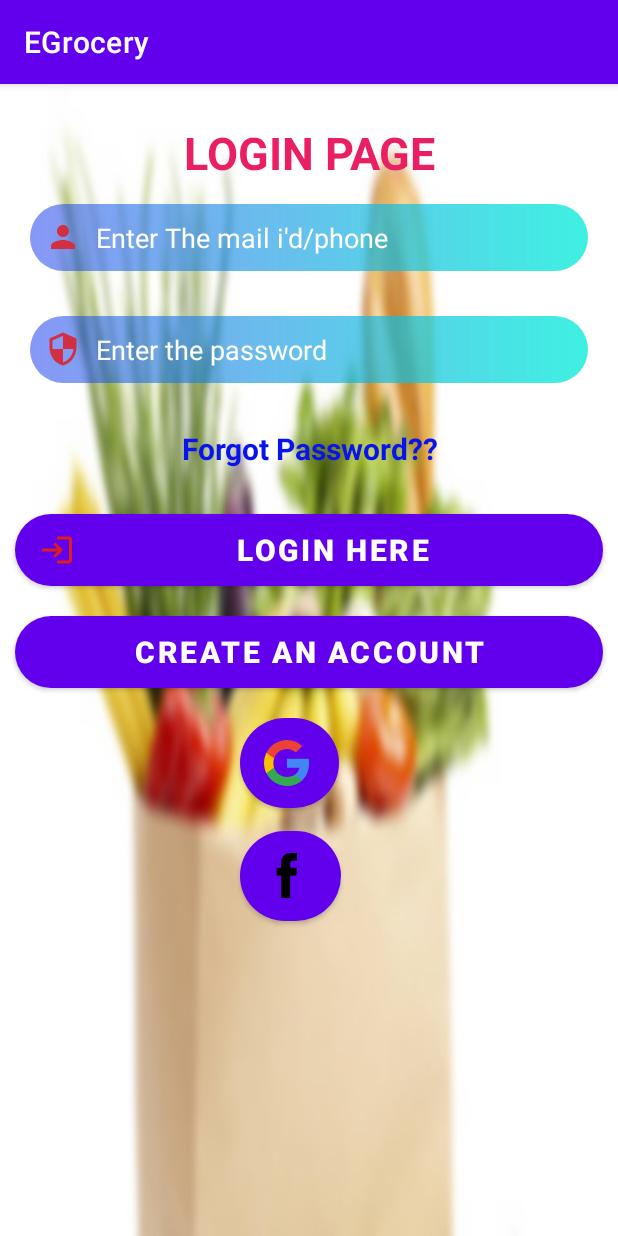
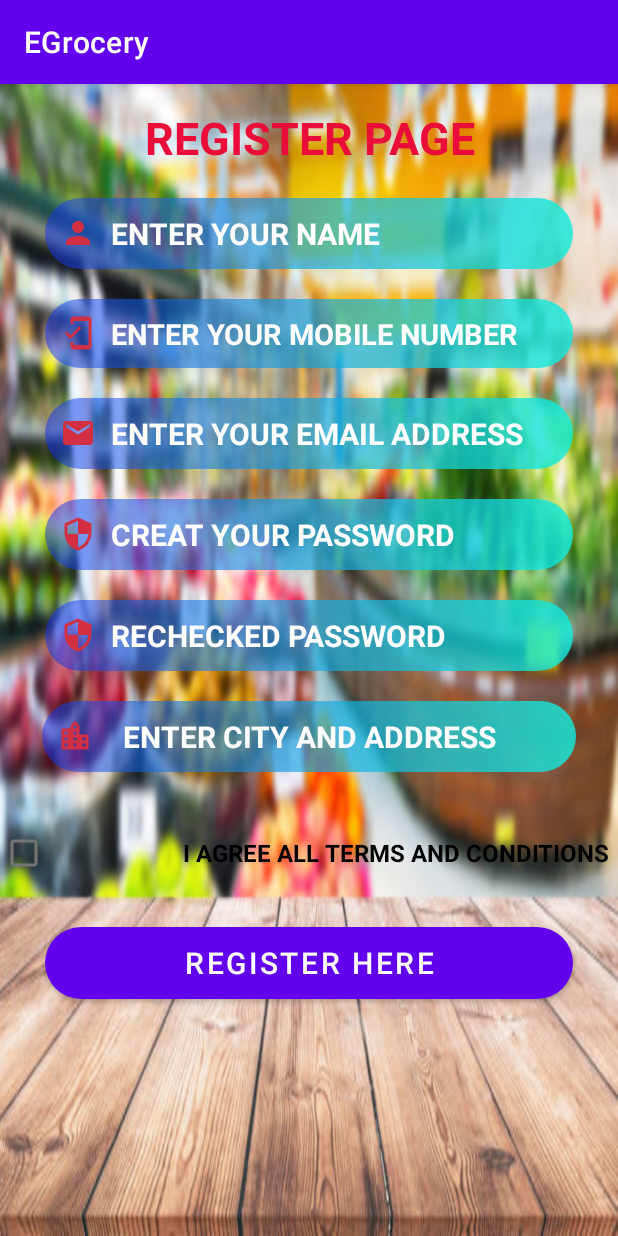
Before and after one commit to iamrk1811/Grocery, an Android app: the screen it shows after launch (MainActivity), on a phone screen of 412 x 824 dp. Run offline under Robolectric (Android 15) with nearby library versions, the phone set to English and light mode, and no system bars.

Commit message:
login and register page merged

```diff
--- a/app/src/main/java/in/csrk/egrocery/MainActivity.java
+++ b/app/src/main/java/in/csrk/egrocery/MainActivity.java
@@ -10,7 +10,7 @@ public class MainActivity extends AppCompatActivity {
     @Override
     protected void onCreate(Bundle savedInstanceState) {
         super.onCreate(savedInstanceState);
-        setContentView(R.layout.activity_main);
+        setContentView(R.layout.activity_regiester);
         System.out.println("SOMNATH");
     }
 }
--- a/app/src/main/res/layout/activity_regiester.xml
+++ b/app/src/main/res/layout/activity_regiester.xml
@@ -133,7 +133,9 @@
         android:layout_marginTop="25dp"
         android:background="@drawable/button_bg"
         android:text="REGISTER HERE"
-        android:textSize="20dp" />
+        android:textSize="20dp"
+
+        />
 
 
 
```
